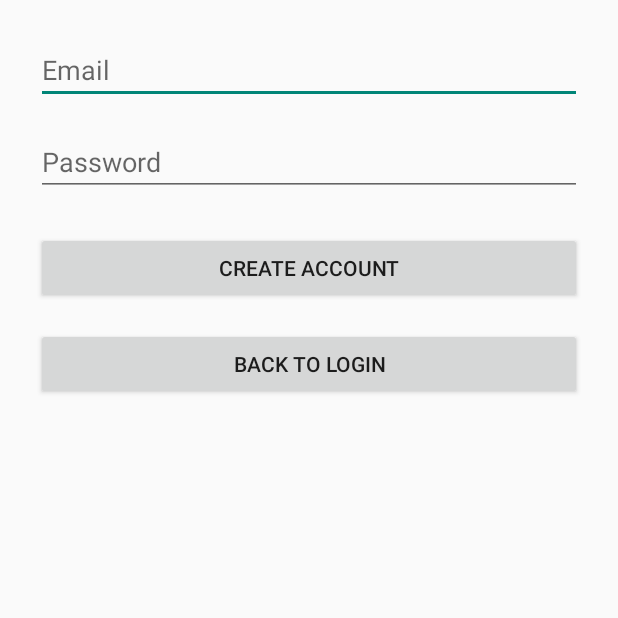
After one commit to Musadaq23/NutriFit, an Android app: the RegisterActivity screen opened directly, with no data from a screen before it, on a phone screen of 412 x 824 dp, the top half of it. The commit adds this screen. Run offline under Robolectric (Android 15) with nearby library versions, the phone set to English and light mode, and no system bars.

Commit message:
added register acitvity file and updated it to be launcher instead of main

```diff
--- a/app/src/main/AndroidManifest.xml
+++ b/app/src/main/AndroidManifest.xml
@@ -13,14 +13,22 @@
         android:theme="@style/Theme.Nutrifit">
 
         <activity
+            android:name=".ui.LoginActivity"
+            android:exported="true" >
+        <intent-filter>
+            <action android:name="android.intent.action.MAIN" />
+            <category android:name="android.intent.category.LAUNCHER" />
+        </intent-filter>
+        </activity>
+
+        <activity
+            android:name=".ui.RegisterActivity"
+            android:exported="false" />
+
+        <activity
             android:name=".MainActivity"
             android:exported="true"
-            android:label="@string/app_name">
-            <intent-filter>
-                <action android:name="android.intent.action.MAIN" />
-                <category android:name="android.intent.category.LAUNCHER" />
-            </intent-filter>
-        </activity>
+            android:label="@string/app_name"/>
 
         <receiver
             android:name=".ReminderReceiver"
--- a/app/src/main/java/com/example/nutrifit/ui/LoginActivity.kt
+++ b/app/src/main/java/com/example/nutrifit/ui/LoginActivity.kt
@@ -62,7 +62,11 @@ class LoginActivity : AppCompatActivity() {
         }
 
         goToRegister.setOnClickListener {
-            startActivity(Intent(this, RegisterActivity::class.java))
+            val intent = Intent(
+                this@LoginActivity,
+                com.example.nutrifit.ui.RegisterActivity::class.java  // fully qualified
+            )
+            startActivity(intent)
         }
     }
     private fun openMainAndFinish() {
--- /dev/null
+++ b/app/src/main/java/com/example/nutrifit/ui/RegisterActivity.kt
@@ -0,0 +1,13 @@
+package com.example.nutrifit.ui
+
+import android.os.Bundle
+import androidx.appcompat.app.AppCompatActivity
+import com.example.nutrifit.R
+
+class RegisterActivity : AppCompatActivity() {
+
+    override fun onCreate(savedInstanceState: Bundle?) {
+        super.onCreate(savedInstanceState)
+        setContentView(R.layout.activity_register)
+    }
+}
--- /dev/null
+++ b/app/src/main/res/layout/activity_register.xml
@@ -0,0 +1,51 @@
+<?xml version="1.0" encoding="utf-8"?>
+<androidx.constraintlayout.widget.ConstraintLayout
+    xmlns:android="http://schemas.android.com/apk/res/android"
+    xmlns:app="http://schemas.android.com/apk/res-auto"
+    android:padding="24dp"
+    android:layout_width="match_parent"
+    android:layout_height="match_parent">
+
+
+    <EditText
+        android:id="@+id/regEmail"
+        android:hint="Email"
+        android:inputType="textEmailAddress"
+        android:layout_width="0dp"
+        android:layout_height="wrap_content"
+        app:layout_constraintTop_toTopOf="parent"
+        app:layout_constraintStart_toStartOf="parent"
+        app:layout_constraintEnd_toEndOf="parent"/>
+
+    <EditText
+        android:id="@+id/regPassword"
+        android:hint="Password"
+        android:inputType="textPassword"
+        android:layout_width="0dp"
+        android:layout_height="wrap_content"
+        app:layout_constraintTop_toBottomOf="@id/regEmail"
+        android:layout_marginTop="16dp"
+        app:layout_constraintStart_toStartOf="parent"
+        app:layout_constraintEnd_toEndOf="parent"/>
+
+    <Button
+        android:id="@+id/btnRegister"
+        android:text="Create Account"
+        android:layout_width="0dp"
+        android:layout_height="wrap_content"
+        app:layout_constraintTop_toBottomOf="@id/regPassword"
+        android:layout_marginTop="24dp"
+        app:layout_constraintStart_toStartOf="parent"
+        app:layout_constraintEnd_toEndOf="parent"/>
+
+    <Button
+        android:id="@+id/btnGoToLogin"
+        android:text="Back to Login"
+        android:layout_width="0dp"
+        android:layout_height="wrap_content"
+        app:layout_constraintTop_toBottomOf="@id/btnRegister"
+        android:layout_marginTop="16dp"
+        app:layout_constraintStart_toStartOf="parent"
+        app:layout_constraintEnd_toEndOf="parent"/>
+
+</androidx.constraintlayout.widget.ConstraintLayout>
```
